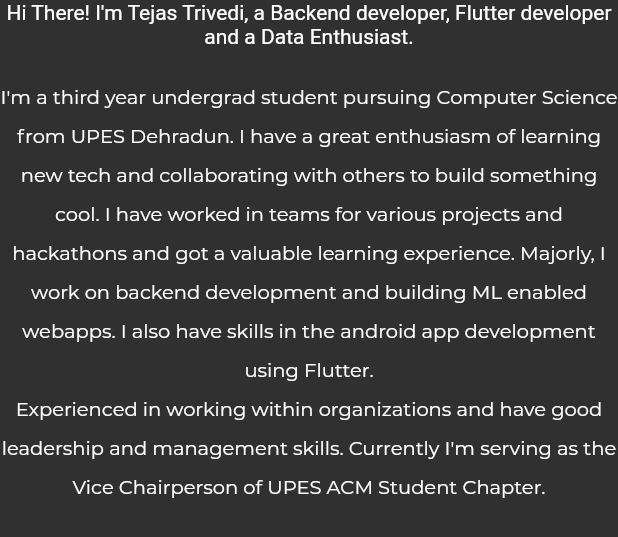
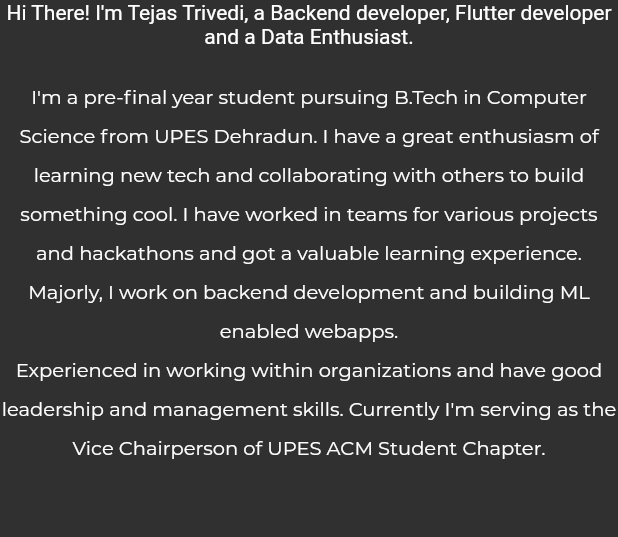
Before and after one commit to tejas-trivedi/portfolio_website, a Flutter app: the AboutMeText widget shown alone on an empty page, opened directly, on a phone screen of 412 x 824 dp. Shown: the top 537 px of the screen. Run offline on Flutter 3.47's test engine with Material 2 defaults, Android fonts, the phone set to English and light mode, and no system bars; our stand-ins replace animated_text_kit, carousel_slider, google_fonts, responsive_builder, scrollable_positioned_list, shimmer_animation; missing offline and left inert: universal_html.

Commit message:
updated about me section

```diff
--- a/lib/widget/aboutMeText.dart
+++ b/lib/widget/aboutMeText.dart
@@ -31,7 +31,7 @@ class AboutMeText extends StatelessWidget {
         ),
         TextSpan(
           text:
-              "I'm a third year undergrad student pursuing Computer Science from UPES Dehradun. I have a great enthusiasm of learning new tech and collaborating with others to build something cool. I have worked in teams for various projects and hackathons and got a valuable learning experience. Majorly, I work on backend development and building ML enabled webapps. I also have skills in the android app development using Flutter.\nExperienced in working within organizations and have good leadership and management skills. Currently I'm serving as the ",
+              "I'm a pre-final year student pursuing B.Tech in Computer Science from UPES Dehradun. I have a great enthusiasm of learning new tech and collaborating with others to build something cool. I have worked in teams for various projects and hackathons and got a valuable learning experience. Majorly, I work on backend development and building ML enabled webapps.\nExperienced in working within organizations and have good leadership and management skills. Currently I'm serving as the ",
           style: MediaQuery.of(context).size.width < 600
               ? _textStyle(fontSize, false)
               : _textStyle(fontSize + 2, false),
```
Also changed, not shown: 1 other file.
